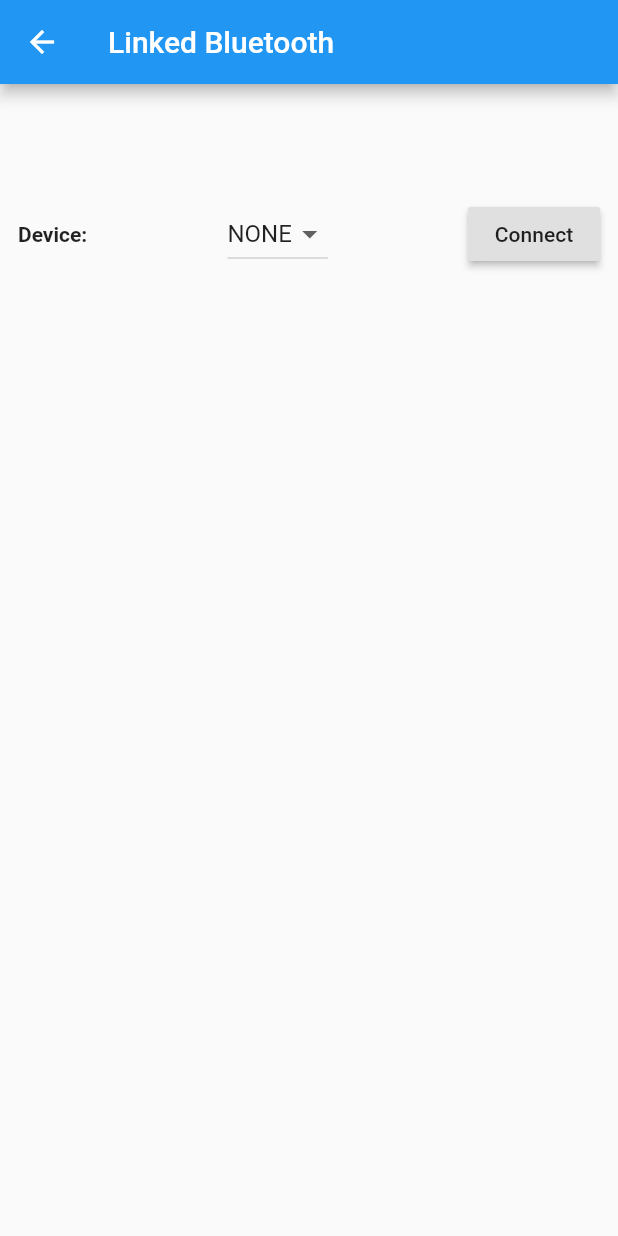
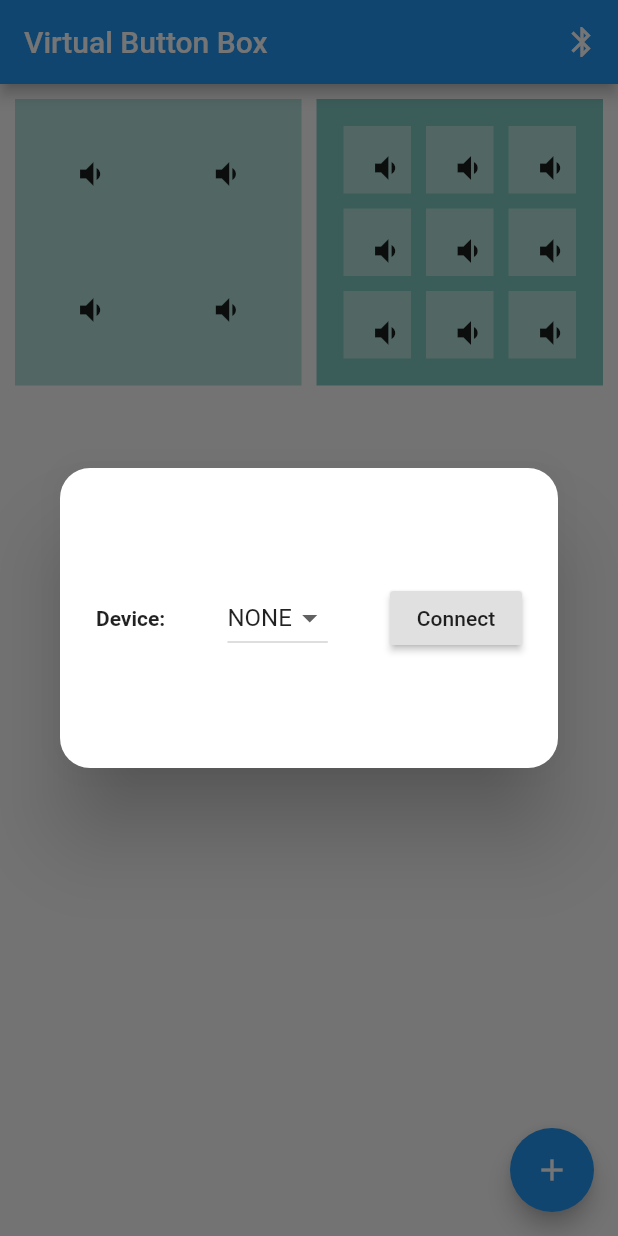
Before and after one commit to armandoiglesias/VirtualButtonBox, a Flutter app: the screen it shows after launch, after a tap on the "bluetooth" icon, on a phone screen of 412 x 824 dp. Run offline on Flutter 3.47's test engine with Material 2 defaults, Android fonts, the light colour scheme and no system bars; our stand-ins replace flutter_bluetooth_serial, vibration, wakelock.

Commit message:
se agrega modal para seleccion de bluetooth

```diff
--- a/lib/main.dart
+++ b/lib/main.dart
@@ -6,6 +6,7 @@ import 'package:flutter/material.dart';
 import 'package:flutter/services.dart';
 import 'package:flutter_bluetooth_serial/flutter_bluetooth_serial.dart';
 import 'package:vibration/vibration.dart';
+import 'package:wakelock/wakelock.dart';
 
 void main() => runApp(MyApp());
 
@@ -91,7 +92,7 @@ class _MyHomePageState extends State<MyHomePage> {
         onPressed: () {
 
           if (_connection.isConnected) {
-            Vibration.vibrate(duration: 300, amplitude: 128);
+            Vibration.vibrate(duration: 100, amplitude: 128);
             debugPrint('Tecla : $_char');
             _sendMessage(_char);
           }
@@ -150,6 +151,8 @@ class _MyHomePageState extends State<MyHomePage> {
 
     bluetoothConnectionState();
     getButtonBox();
+
+    Wakelock.enable();
   }
 
   @override
@@ -163,6 +166,7 @@ class _MyHomePageState extends State<MyHomePage> {
 
     super.dispose();
     _disconnect();
+    Wakelock.disable();
   }
 
   Future<void> bluetoothConnectionState() async {
@@ -253,12 +257,12 @@ class _MyHomePageState extends State<MyHomePage> {
         // the App.build method, and use it to set our appbar title.
         title: Text(widget.title),
         actions: <Widget>[
-          IconButton(icon: Icon(Icons.bluetooth), onPressed: _gotoBluetooth)
+          IconButton(icon: Icon(Icons.bluetooth), onPressed: /*_gotoBluetooth*/ _showDialog)
         ],
       ),
-      body: _connection == null
+      body: /*_connection == null
           ? Text("Debe Conectar al Bluetooth")
-          : GridView.count(
+          :*/ GridView.count(
               primary: false,
               padding: const EdgeInsets.all(10),
               crossAxisSpacing: 10,
@@ -376,6 +380,56 @@ class _MyHomePageState extends State<MyHomePage> {
       ),
     );
   }
+
+_showDialog() {
+    showDialog(
+        context: context,
+        builder: (BuildContext context) {
+
+          return Dialog(
+
+              shape: RoundedRectangleBorder(
+                  borderRadius: BorderRadius.circular(20.0)
+                  ), //this right here
+              child: Container(
+                height: 200,
+                child: Padding(
+                    padding: const EdgeInsets.all(12.0), child: _buildView()),
+              )
+              );
+        }) ?? Navigator.of(context).pop();
+  }
+
+  _buildView(){
+    return Container(
+              height: 200,
+              child: Padding(
+                  padding: const EdgeInsets.all(12.0),
+                  child: Row(
+                    mainAxisAlignment: MainAxisAlignment.spaceBetween,
+                    children: <Widget>[
+                      Text(
+                        'Device:',
+                        style: TextStyle(
+                          fontWeight: FontWeight.bold,
+                        ),
+                      ),
+                      DropdownButton(
+                        // To be implemented : _getDeviceItems()
+                        items: _getDeviceItems(),
+                        onChanged: (value) => setState(() => _device = value),
+                        value: _device,
+                      ),
+                      RaisedButton(
+                        onPressed: _connect,
+                        child: Text(_connected ? 'Disconnect' : 'Connect'),
+                      ),
+                    ],
+                  )),
+            );
+
+  }
+
 }
 
 // https://medium.com/flutter-community/flutter-adding-bluetooth-functionality-1b9715ccc698
--- a/pubspec.yaml
+++ b/pubspec.yaml
@@ -26,6 +26,7 @@ dependencies:
   # flutter_blue: ^0.7.2
   vibration: ^1.2.4
   flutter_bluetooth_serial: ^0.2.2
+  wakelock: ^0.1.4+1
 
 dev_dependencies:
   flutter_test:
```
Also changed, not shown: pubspec.lock.
